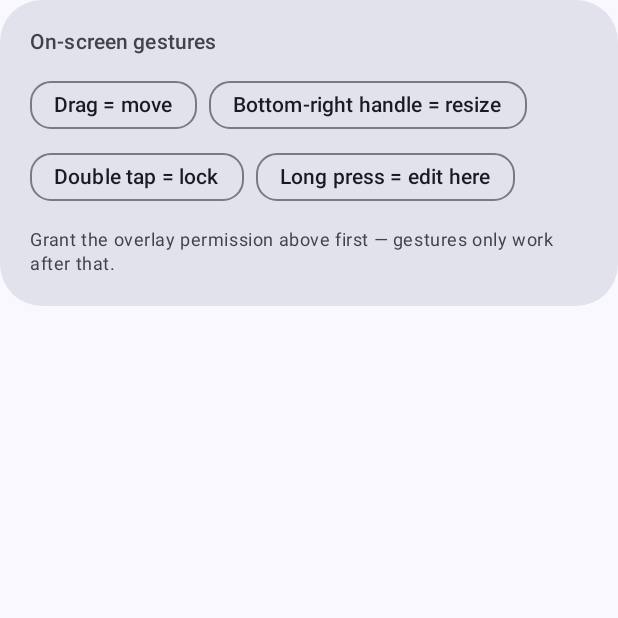
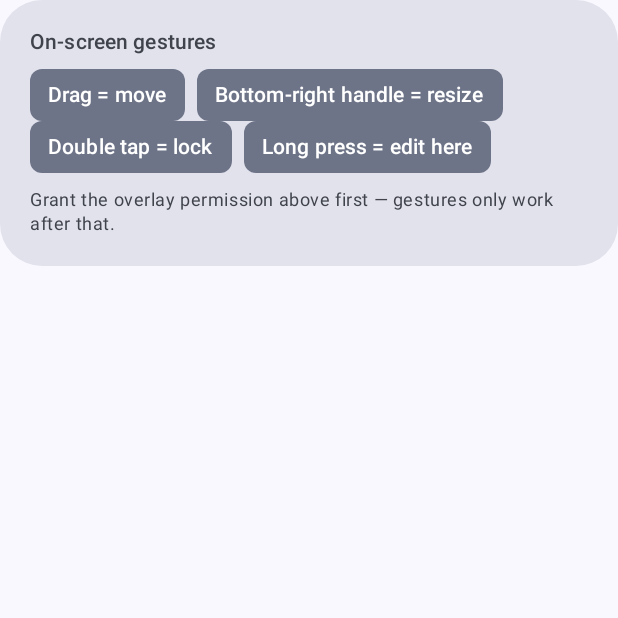
Before and after one commit to Amatorelover/SubBlock, an Android app built with Jetpack Compose: the composable GestureHintCard shown on its own in the app's theme, on a phone screen of 412 x 824 dp, the top half of it. Run offline under Robolectric (Android 15) with nearby library versions, the phone set to English and light mode, and no system bars.

Commit message:
fix: 三处逻辑修正 — QS磁贴权限语义对齐、新建块阶梯错开、手势提示去假按钮
- 磁贴开启先验权限，没权限不改 enabled（消除'开关开却无遮挡'的状态撒谎）
- 新建块按数量纵向阶梯错开，避免多块完全重叠看起来像没反应
- 手势提示 4 个假 AssistChip 改为静态标签，消除可点击误导

```diff
--- a/app/build.gradle.kts
+++ b/app/build.gradle.kts
@@ -25,8 +25,8 @@ android {
         applicationId = "com.yanhu.subblock"
         minSdk = 26
         targetSdk = 36
-        versionCode = 14
-        versionName = "1.4.7"
+        versionCode = 15
+        versionName = "1.4.8"
 
         // 作者与仓库地址集中在这里定义，改一处即可全局同步
         buildConfigField("String", "AUTHOR_NAME", "\"Lihoo\"")
--- a/app/src/main/java/com/yanhu/subblock/ui/HomeScreen.kt
+++ b/app/src/main/java/com/yanhu/subblock/ui/HomeScreen.kt
@@ -37,7 +37,6 @@ import androidx.compose.material.icons.filled.Language
 import androidx.compose.material.icons.filled.Lock
 import androidx.compose.material.icons.filled.Warning
 import androidx.compose.material3.AlertDialog
-import androidx.compose.material3.AssistChip
 import androidx.compose.material3.Button
 import androidx.compose.material3.Card
 import androidx.compose.material3.CardDefaults
@@ -82,6 +81,23 @@ import com.yanhu.subblock.overlay.OverlayService
 import com.yanhu.subblock.overlay.OverlayStatus
 import com.yanhu.subblock.overlay.OverlayStatusBus
 import kotlinx.coroutines.launch
+
+/**
+ * 新建遮挡块的默认位置：按已有块数做纵向阶梯错开。
+ *
+ * 旧实现里每一块都用同一个默认几何（屏幕底部 0.78），连点几次「新建」会得到
+ * 几块完全重叠在一起的遮挡，屏幕上只看得见最上面那块——用户会以为「点了没反应」。
+ * 这里让新块依次出现在不同高度：块高 0.12、阶梯间隔 0.15，相邻块不会重叠。
+ * 6 档循环（3 行字幕够用）；宽度保持 0.90，不削弱「盖住整行字幕」的本职。
+ */
+private fun newBlockAt(index: Int, name: String): BlockConfig {
+    val steps = listOf(0.78f, 0.63f, 0.48f, 0.33f, 0.18f, 0.03f)
+    return BlockConfig(
+        id = BlockConfig.newId(),
+        name = name,
+        ny = steps[index % steps.size]
+    )
+}
 
 @OptIn(ExperimentalMaterial3Api::class)
 @Composable
@@ -258,8 +274,8 @@ fun HomeScreen(
                 Row(horizontalArrangement = Arrangement.spacedBy(10.dp)) {
                     FilledTonalButton(
                         onClick = {
-                            val newBlock = BlockConfig(
-                                id = BlockConfig.newId(),
+                            val newBlock = newBlockAt(
+                                index = blocks.size,
                                 name = context.getString(R.string.new_mask_name, blocks.size + 1)
                             )
                             scope.launch { store.upsert(newBlock) }
@@ -637,11 +653,27 @@ private fun GestureHintCard(hasOverlayPermission: Boolean) {
                 fontWeight = FontWeight.Medium
             )
             Spacer(Modifier.height(10.dp))
+            // 这些是"说明"而非按钮：用带底色的静态标签展示，
+            // 不套 AssistChip（那会给出可点击的视觉暗示，但点了没有任何反应）。
             FlowRow(horizontalArrangement = Arrangement.spacedBy(8.dp)) {
-                AssistChip(onClick = {}, label = { Text(stringResource(R.string.gesture_move)) })
-                AssistChip(onClick = {}, label = { Text(stringResource(R.string.gesture_resize)) })
-                AssistChip(onClick = {}, label = { Text(stringResource(R.string.gesture_lock)) })
-                AssistChip(onClick = {}, label = { Text(stringResource(R.string.gesture_edit)) })
+                listOf(
+                    stringResource(R.string.gesture_move),
+                    stringResource(R.string.gesture_resize),
+                    stringResource(R.string.gesture_lock),
+                    stringResource(R.string.gesture_edit)
+                ).forEach { label ->
+                    Text(
+                        label,
+                        style = MaterialTheme.typography.labelLarge,
+                        color = MaterialTheme.colorScheme.onSecondaryContainer,
+                        modifier = Modifier
+                            .background(
+                                MaterialTheme.colorScheme.secondaryContainer,
+                                RoundedCornerShape(8.dp)
+                            )
+                            .padding(horizontal = 12.dp, vertical = 7.dp)
+                    )
+                }
             }
             Spacer(Modifier.height(10.dp))
             Text(
```
Also changed, not shown: app/src/main/java/com/yanhu/subblock/tile/BlockTileService.kt (+17 -15 lines), 1 other file.
